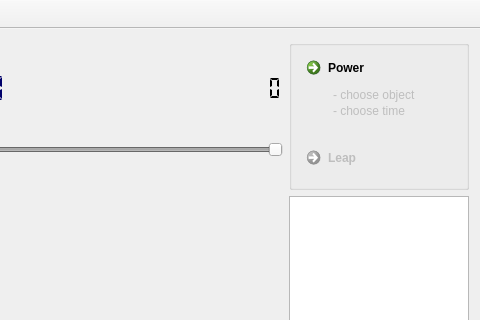
Before: the Qt Designer form src/mainwindow.ui in TimeCoder/LifeTime, drawn with Qt 5; both pictures show x 320 to 800 and y 0 to 320 of the 800 by 600 pixel window.
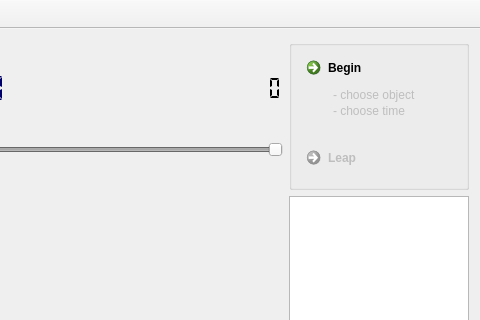
After: the same form once the commit is applied. Icons and pictures are not drawn.

```diff
--- a/src/mainwindow.ui
+++ b/src/mainwindow.ui
@@ -244,7 +244,7 @@
         </rect>
        </property>
        <property name="text">
-        <string>Power</string>
+        <string>Begin</string>
        </property>
        <property name="icon">
         <iconset resource="ui.qrc">
@@ -256,6 +256,12 @@
          <height>20</height>
         </size>
        </property>
+       <property name="checkable">
+        <bool>false</bool>
+       </property>
+       <property name="default">
+        <bool>false</bool>
+       </property>
       </widget>
       <widget class="QLabel" name="labelChooseObject">
        <property name="enabled">
```
Left out of the diff: 94 changed lines with no effect on the pictures.
